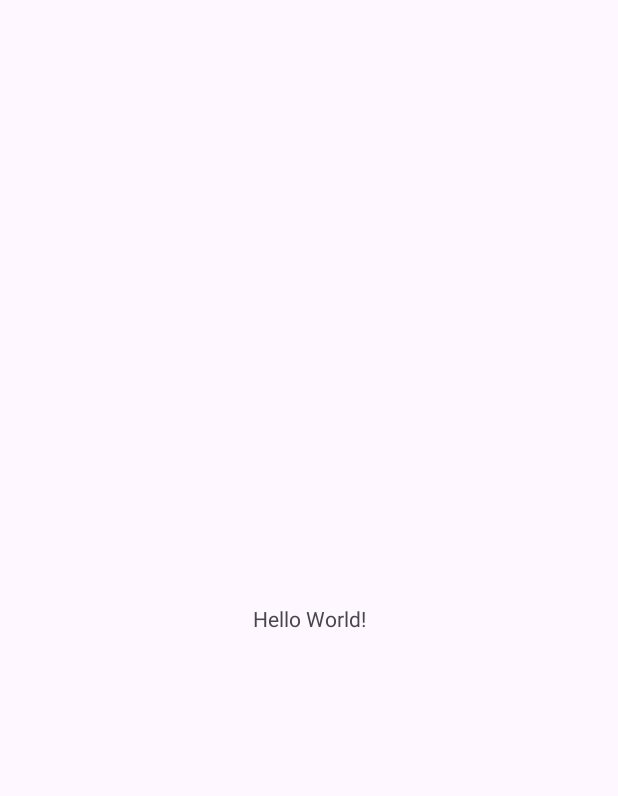
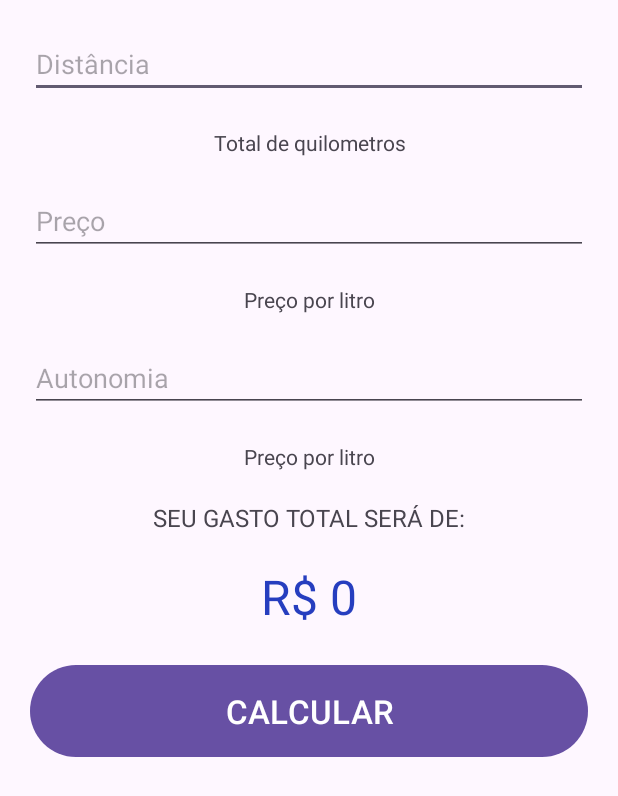
Before and after one commit to vhenriquebm/gasto_viagem_kotlin, an Android app: the screen it shows after launch (MainActivity), on a phone screen of 412 x 824 dp. Before the commit the part shown is almost empty. Shown: the top 796 px of the screen. Run offline under Robolectric (Android 15) with nearby library versions, the phone set to English and light mode, and no system bars.

Commit message:
Criação do layout da home

```diff
--- a/app/src/main/res/layout/activity_main.xml
+++ b/app/src/main/res/layout/activity_main.xml
@@ -1,18 +1,72 @@
 <?xml version="1.0" encoding="utf-8"?>
-<androidx.constraintlayout.widget.ConstraintLayout xmlns:android="http://schemas.android.com/apk/res/android"
+<LinearLayout xmlns:android="http://schemas.android.com/apk/res/android"
     xmlns:app="http://schemas.android.com/apk/res-auto"
     xmlns:tools="http://schemas.android.com/tools"
     android:layout_width="match_parent"
     android:layout_height="match_parent"
+    android:orientation="vertical"
     tools:context=".MainActivity">
 
+    <EditText
+        android:layout_width="match_parent"
+        android:layout_height="wrap_content"
+        android:layout_margin="20dp"
+        android:hint="@string/home_distance_placeholder" />
+
     <TextView
-        android:layout_width="wrap_content"
+        android:layout_width="match_parent"
         android:layout_height="wrap_content"
-        android:text="Hello World!"
-        app:layout_constraintBottom_toBottomOf="parent"
-        app:layout_constraintEnd_toEndOf="parent"
-        app:layout_constraintStart_toStartOf="parent"
-        app:layout_constraintTop_toTopOf="parent" />
+        android:gravity="center"
+        android:text="@string/home_distance_text" />
 
-</androidx.constraintlayout.widget.ConstraintLayout>
+    <EditText
+        android:layout_width="match_parent"
+        android:layout_height="wrap_content"
+        android:layout_margin="20dp"
+        android:hint="@string/home_price_placeholder" />
+
+    <TextView
+        android:layout_width="match_parent"
+        android:layout_height="wrap_content"
+        android:gravity="center"
+        android:text="@string/home_price_text" />
+
+    <EditText
+        android:layout_width="match_parent"
+        android:layout_height="wrap_content"
+        android:layout_margin="20dp"
+        android:hint="@string/home_autonomy_placeholder" />
+
+    <TextView
+        android:layout_width="match_parent"
+        android:layout_height="wrap_content"
+        android:gravity="center"
+        android:text="@string/home_price_text" />
+
+    <TextView
+        android:layout_width="match_parent"
+        android:layout_height="wrap_content"
+        android:layout_marginTop="20dp"
+        android:gravity="center"
+        android:text="@string/home_result_text"
+        android:textSize="16sp" />
+
+    <TextView
+        android:layout_width="match_parent"
+        android:layout_height="wrap_content"
+        android:layout_marginTop="20dp"
+        android:gravity="center"
+        android:text="@string/home_result_value"
+        android:textColor="@color/accent_blue"
+        android:textSize="32sp" />
+
+    <Button
+        android:layout_width="match_parent"
+        android:layout_height="wrap_content"
+        android:layout_gravity="center"
+        android:layout_margin="20dp"
+        android:padding="16dp"
+        android:text="@string/home_calculate_button"
+        android:textSize="22sp" />
+
+</LinearLayout>
--- a/app/src/main/res/values/colors.xml
+++ b/app/src/main/res/values/colors.xml
@@ -2,4 +2,6 @@
 <resources>
     <color name="black">#FF000000</color>
     <color name="white">#FFFFFFFF</color>
+    <color name="accent_blue">#263EBF</color>
+
 </resources>
--- a/app/src/main/res/values/strings.xml
+++ b/app/src/main/res/values/strings.xml
@@ -1,3 +1,21 @@
 <resources>
+
+    #APP NAME
     <string name="app_name">GastoViagemAndroid</string>
+
+    #HOME
+    <string name="home_distance_placeholder">Distância</string>
+    <string name="home_distance_text">Total de quilometros</string>
+
+    <string name="home_price_placeholder">Preço</string>
+    <string name="home_price_text">Preço por litro</string>
+
+    <string name="home_autonomy_placeholder">Autonomia</string>
+    <string name="home_autonomy_text">Km por litro</string>
+
+    <string name="home_result_text">SEU GASTO TOTAL SERÁ DE:</string>
+    <string name="home_result_value">R$ 0</string>
+
+    <string name="home_calculate_button">CALCULAR</string>
+
 </resources>
```
